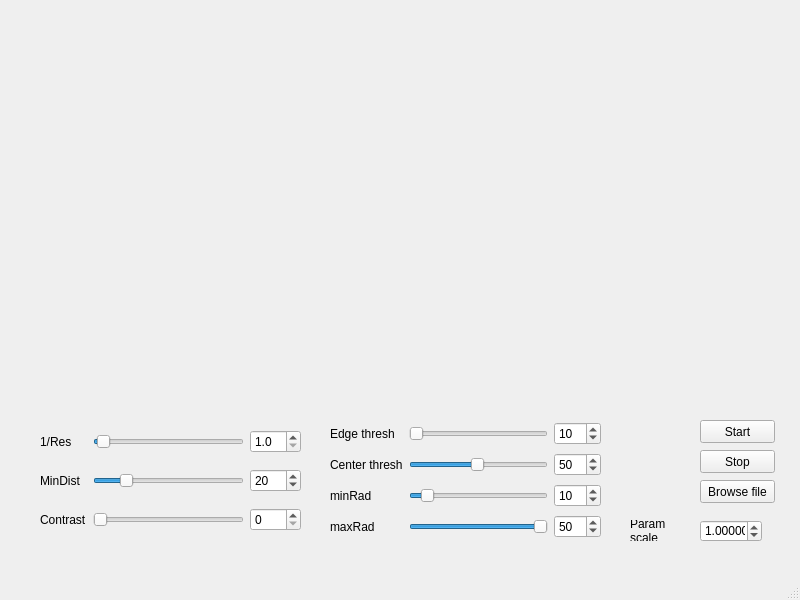
First picture: the form in houghCircles.ui, repository TommyHolmberg/HoughCirclesGui, before the edit.
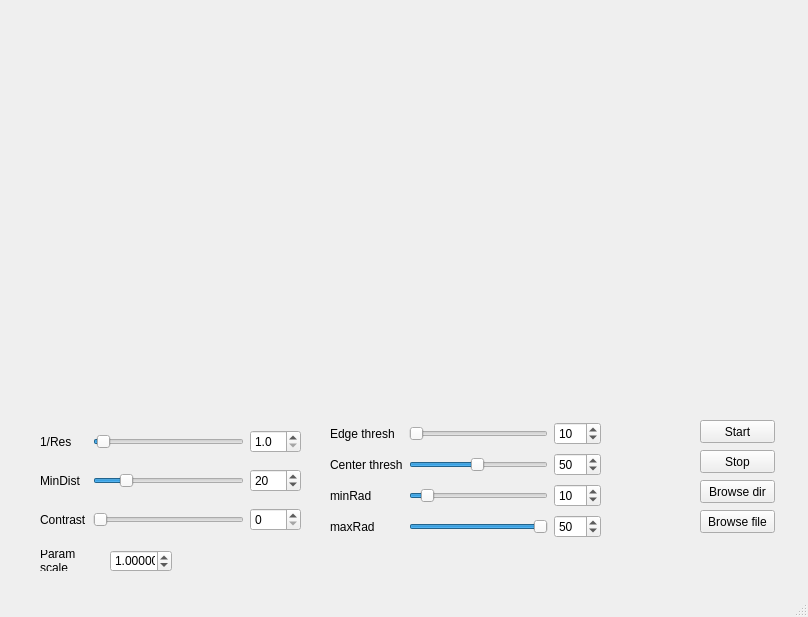
Second picture: the form after the edit.

```diff
--- a/houghCircles.ui
+++ b/houghCircles.ui
@@ -6,8 +6,8 @@
    <rect>
     <x>0</x>
     <y>0</y>
-    <width>800</width>
-    <height>600</height>
+    <width>808</width>
+    <height>617</height>
    </rect>
   </property>
   <property name="windowTitle">
@@ -37,7 +37,7 @@
     <property name="geometry">
      <rect>
       <x>700</x>
-      <y>480</y>
+      <y>510</y>
       <width>75</width>
       <height>23</height>
      </rect>
@@ -335,8 +335,8 @@
    <widget class="QLabel" name="label_8">
     <property name="geometry">
      <rect>
-      <x>630</x>
-      <y>520</y>
+      <x>40</x>
+      <y>550</y>
       <width>61</width>
       <height>21</height>
      </rect>
@@ -357,8 +357,8 @@
    <widget class="QDoubleSpinBox" name="paramScaleSpinBox">
     <property name="geometry">
      <rect>
-      <x>700</x>
-      <y>520</y>
+      <x>110</x>
+      <y>550</y>
       <width>62</width>
       <height>22</height>
      </rect>
@@ -376,6 +376,19 @@
      <double>1.000000000000000</double>
     </property>
    </widget>
+   <widget class="QPushButton" name="browseDir">
+    <property name="geometry">
+     <rect>
+      <x>700</x>
+      <y>480</y>
+      <width>75</width>
+      <height>23</height>
+     </rect>
+    </property>
+    <property name="text">
+     <string>Browse dir</string>
+    </property>
+   </widget>
   </widget>
   <widget class="QMenuBar" name="menubar">
    <property name="geometry">
```
Left out of the diff: 2 changed lines with no effect on the pictures.
